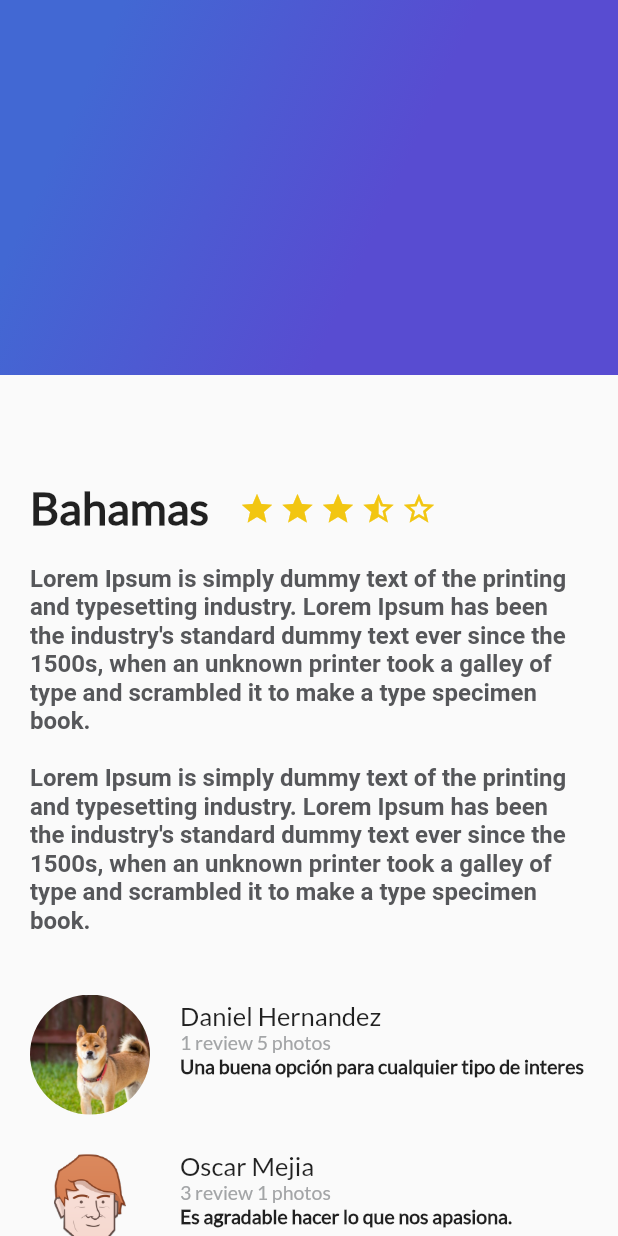
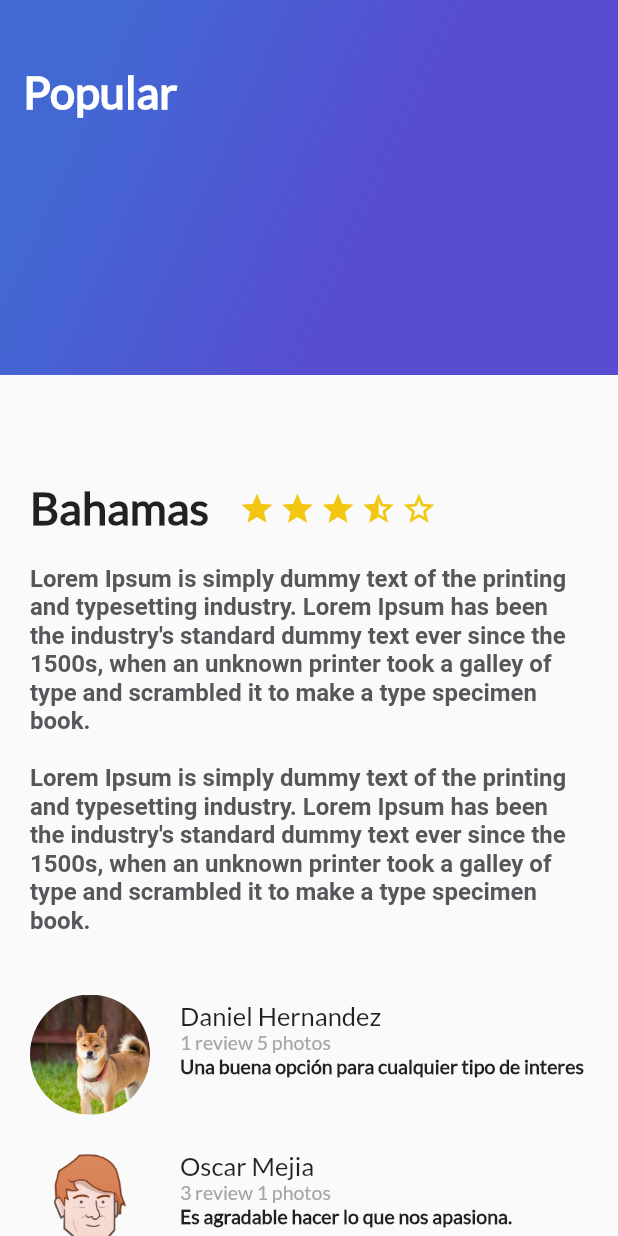
Before and after one commit to daguiheso/flutter-full-app, a Flutter app: the screen it shows after launch, on a phone screen of 412 x 824 dp. Run offline on Flutter 3.47's test engine with Material 2 defaults, Android fonts, the phone set to English and light mode, and no system bars.

Commit message:
Add text to GradientBack widget

```diff
--- a/lib/gradient_back.dart
+++ b/lib/gradient_back.dart
@@ -1,6 +1,9 @@
 import 'package:flutter/material.dart';
 
 class GradientBack extends StatelessWidget {
+  String title = 'Popular';
+
+  GradientBack(this.title);
   @override
   Widget build(BuildContext context) {
     return Container(
@@ -11,10 +14,18 @@ class GradientBack extends StatelessWidget {
           begin: FractionalOffset(0.2, 0),
           end: FractionalOffset(1, 0.6),
           stops: [0, 0.6],
-          tileMode: TileMode.clamp
-        )
+          tileMode: TileMode.clamp)
+        ),
+      child: Text(
+        title,
+        style: TextStyle(
+          color: Colors.white,
+          fontWeight: FontWeight.bold,
+          fontSize: 30,
+          fontFamily: 'Lato'
+        ),
       ),
+      alignment: Alignment(-0.9, -0.6),
     );
   }
-
 }
--- a/lib/main.dart
+++ b/lib/main.dart
@@ -34,7 +34,7 @@ class MyApp extends StatelessWidget {
                 ReviewList()
               ],
             ),
-            GradientBack(),
+            GradientBack('Popular'),
           ],
         )),
     );
```
